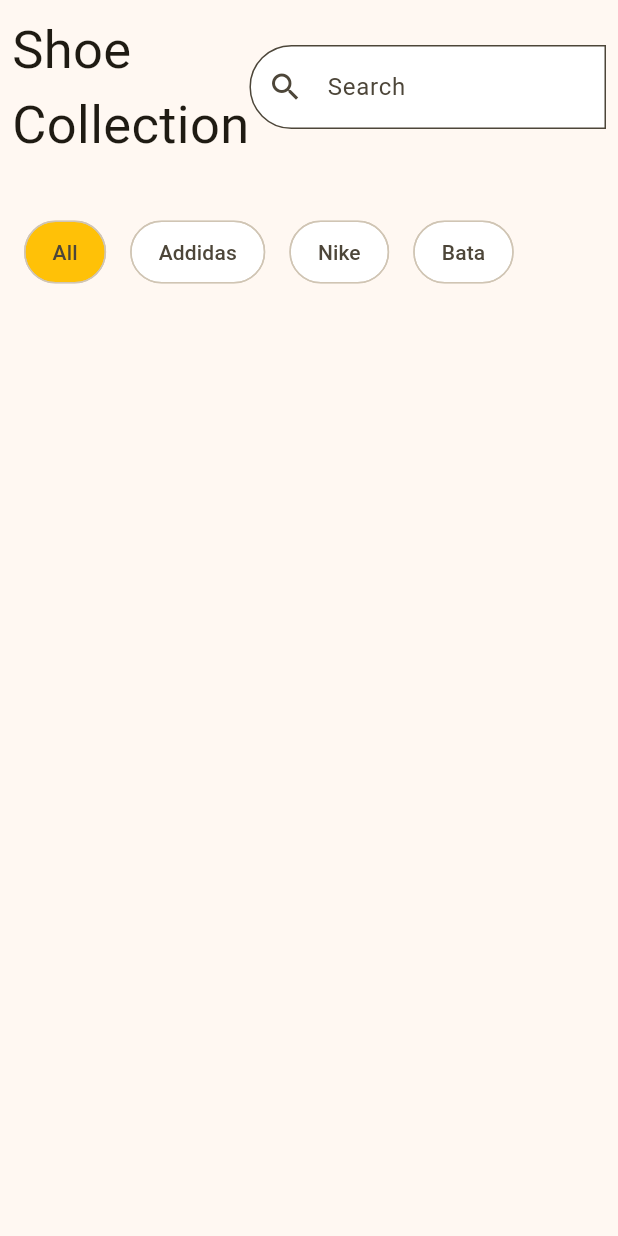
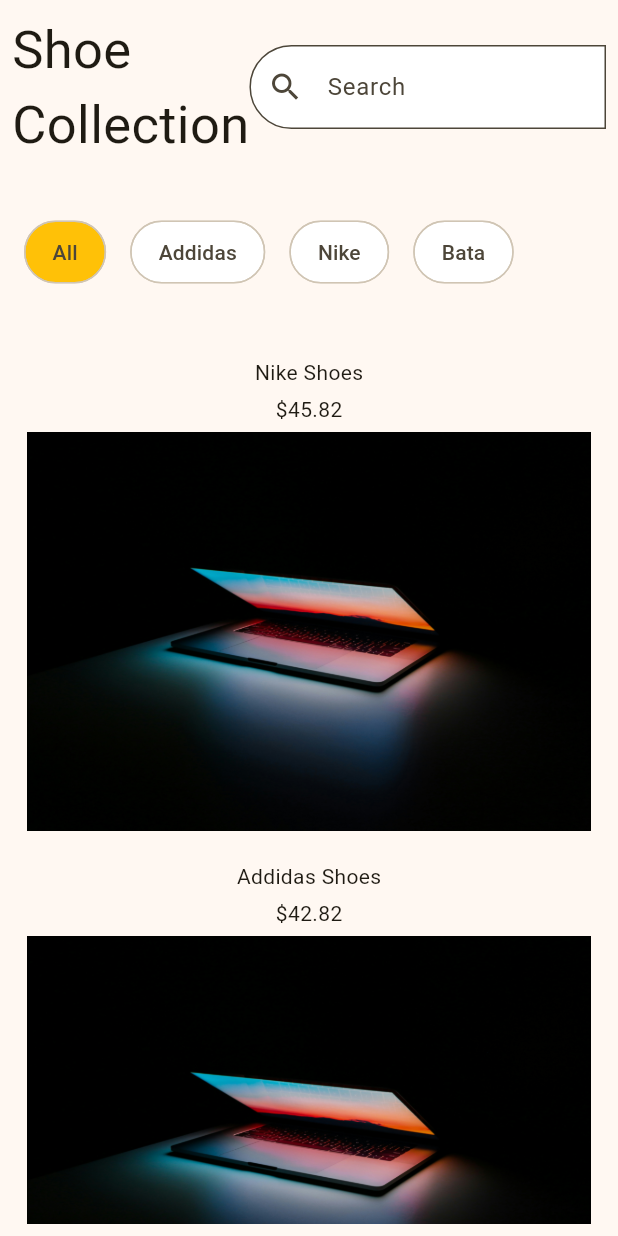
Before and after one commit to LazyyVenom/Shoe_Store, a Flutter app: the screen it shows after launch, on a phone screen of 412 x 824 dp. Run offline on Flutter 3.47's test engine with Material 3 defaults, Android fonts, the phone set to English and light mode, and no system bars; missing offline and left inert: dart:ffi.

Commit message:
Updated Images

```diff
--- a/lib/global_vars.dart
+++ b/lib/global_vars.dart
@@ -32,3 +32,15 @@
     'imageUrl': 'assets/images/shoes_4.png',
    }
 ];
+
+
+final cart = [
+  {
+    'id': 3,
+    'title': 'Nike Shoes 2',
+    'company': 'Nike',
+    'price': 47.42,
+    'sizes': [7,8,9,10,11],
+    'imageUrl': 'assets/images/shoes_4.png',
+   }
+];
--- a/lib/home_page.dart
+++ b/lib/home_page.dart
@@ -1,4 +1,8 @@
+import 'dart:ffi';
+
 import "package:flutter/material.dart";
+import 'package:shoe_seller/global_vars.dart';
+import 'package:shoe_seller/product_card.dart';
 
 class HomePage extends StatefulWidget {
   const HomePage({super.key});
@@ -82,6 +86,18 @@
                       );
                     }),
               ),
+              Expanded(
+                child: ListView.builder(
+                  itemCount: products.length,
+                  itemBuilder: (context , index) {
+                    final title = products[index]['title'];
+                  return ProductCard(
+                    title: title as String,
+                    price: products[index]['price'] as double,
+                    image: products[index]['imageUrl'] as String
+                    );
+                }),
+              )
             ],
           ),
         ),
--- /dev/null
+++ b/lib/product_card.dart
@@ -0,0 +1,30 @@
+import "package:flutter/material.dart";
+
+class ProductCard extends StatelessWidget {
+  final String title;
+  final double price;
+  final String image;
+
+  const ProductCard({
+    super.key,
+    required this.title,
+    required this.price,
+    required this.image
+    });
+
+  @override
+  Widget build(BuildContext context) {
+    return Container(
+      padding: const EdgeInsets.all(10),
+      child: Column(
+        children:
+      [
+        Text(title),
+        const SizedBox(height: 5,),
+        Text('\$$price'),
+        const SizedBox(height: 5,),
+        Image(image: AssetImage(image))
+      ]),
+    );
+  }
+}
```
Also changed, not shown: assets/images/shoes_1.png (renamed from assets/images/shoes_1.jpg), assets/images/shoes_2.png (renamed from assets/images/shoes_2.jpg), assets/images/shoes_3.png (renamed from assets/images/shoes_3.jpg), assets/images/shoes_4.png (renamed from assets/images/shoes_4.jpg).
